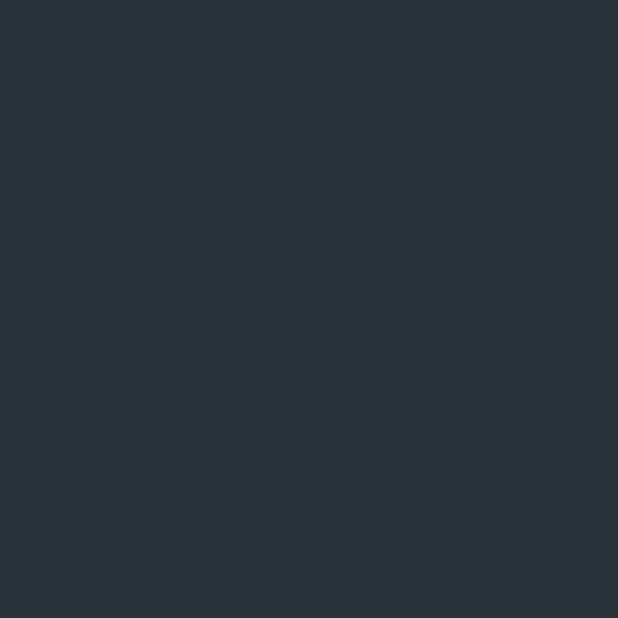
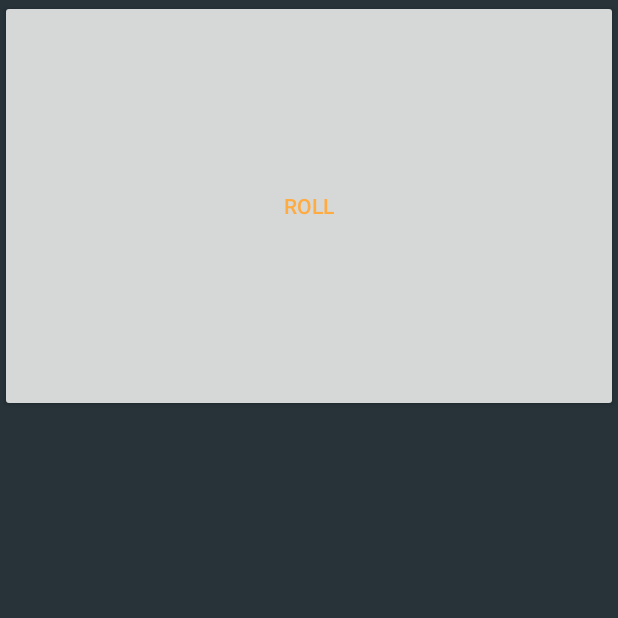
Before and after one commit to stoyicker/template, an Android app: the screen it shows after launch (HomeActivity), on a phone screen of 412 x 824 dp, the top half of it. Before the commit the part shown is empty. Run offline under Robolectric (Android 15) with nearby library versions, the phone set to English and light mode, and no system bars.

Commit message:
Solved iZettle exercise

```diff
--- a/app/src/main/kotlin/app/home/HomeActivity.kt
+++ b/app/src/main/kotlin/app/home/HomeActivity.kt
@@ -1,5 +1,97 @@
 package app.home
 
+import android.os.AsyncTask
+import android.os.Bundle
+import android.support.v4.app.Fragment
 import android.support.v7.app.AppCompatActivity
+import android.view.LayoutInflater
+import android.view.View
+import android.view.ViewGroup
+import android.widget.TextView
+import jorge.template.blank.R
+import kotlin.random.Random
 
-internal class HomeActivity : AppCompatActivity()
+internal class HomeActivity : AppCompatActivity() {
+  private companion object {
+    const val TAG_ROLL_FRAGMENT = "ROLL_FRAGMENT"
+  }
+
+  override fun onCreate(savedInstanceState: Bundle?) {
+    super.onCreate(savedInstanceState)
+    supportFragmentManager.apply {
+      findFragmentByTag(TAG_ROLL_FRAGMENT).run {
+        this ?: AsyncTaskContainerFragment()
+      }.let {
+        beginTransaction()
+            .replace(android.R.id.content, it, TAG_ROLL_FRAGMENT)
+            .commit()
+      }
+    }
+  }
+}
+
+internal class AsyncTaskContainerFragment : Fragment() {
+  private var task : RollAsyncTask? = null
+
+  init {
+    retainInstance = true
+  }
+
+  override fun onCreateView(inflater: LayoutInflater, container: ViewGroup?, savedInstanceState: Bundle?) =
+      inflater.inflate(R.layout.fragment_main, container, false)!!
+
+  override fun onViewCreated(view: View, savedInstanceState: Bundle?) {
+    view.apply {
+      findViewById<View>(R.id.my_roll_button).setOnClickListener {
+        if (task != null && !task!!.isCancelled) {
+          task!!.cancel(true)
+        }
+        task = RollAsyncTask(findViewById(R.id.my_roll_textview)).apply {
+          execute()
+        }
+      }
+      // This is needed to give the fragment the new target view after the layout is recreated
+      task?.resultView = findViewById(R.id.my_roll_textview)
+    }
+  }
+
+  override fun onDestroyView() {
+    task?.resultView = null
+    super.onDestroyView()
+  }
+}
+
+internal class RollAsyncTask(var resultView: TextView?) : AsyncTask<Void, Int, Int?>() {
+  private companion object {
+    const val ROLL_DURATION_MILLIS = 40000
+    const val ROLL_INTERVAL_MILLIS = 500L
+  }
+
+  private var spent = 0L
+
+  override fun onPreExecute() {
+    resultView?.text = "Start rolling!"
+  }
+
+  override fun doInBackground(vararg params: Void?): Int? {
+    var currentRoll: Int? = null
+    while (spent < ROLL_DURATION_MILLIS) {
+      Thread.sleep(ROLL_INTERVAL_MILLIS)
+      spent += ROLL_INTERVAL_MILLIS
+      currentRoll = Random(System.currentTimeMillis()).nextInt(1, 7)
+      publishProgress(currentRoll)
+    }
+    return currentRoll
+  }
+
+  override fun onProgressUpdate(vararg values: Int?) {
+    resultView?.text = "New roll: ${values[0]}"
+  }
+
+  override fun onPostExecute(result: Int?) {
+    when (result) {
+      null -> throw IllegalStateException("No rolls occurred")
+      else -> resultView?.text = "Final roll: $result"
+    }
+  }
+}
--- /dev/null
+++ b/app/src/main/res/layout/fragment_main.xml
@@ -0,0 +1,19 @@
+<?xml version="1.0" encoding="utf-8"?>
+<LinearLayout xmlns:android="http://schemas.android.com/apk/res/android"
+  android:layout_width="match_parent"
+  android:layout_height="match_parent"
+  android:orientation="vertical">
+
+  <Button
+    android:id="@+id/my_roll_button"
+    android:text="Roll"
+    android:layout_width="match_parent"
+    android:layout_height="0dp"
+    android:layout_weight="1" />
+
+  <TextView
+    android:id="@+id/my_roll_textview"
+    android:layout_width="match_parent"
+    android:layout_height="0dp"
+    android:layout_weight="2" />
+</LinearLayout>
```
